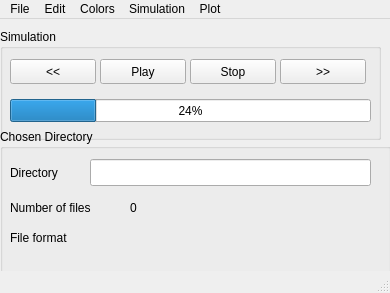
This is GUI/MainWindow.ui in LemurPwned/early-spins as Qt 5 draws it before an edit. The edited form follows.
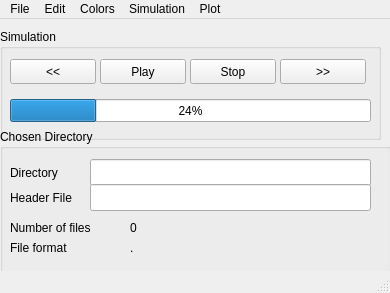
This is the edited form.

What changed in the file:
```diff
--- a/GUI/MainWindow.ui
+++ b/GUI/MainWindow.ui
@@ -131,7 +131,7 @@
      <property name="geometry">
       <rect>
        <x>10</x>
-       <y>70</y>
+       <y>90</y>
        <width>121</width>
        <height>17</height>
       </rect>
@@ -144,7 +144,7 @@
      <property name="geometry">
       <rect>
        <x>130</x>
-       <y>70</y>
+       <y>90</y>
        <width>68</width>
        <height>17</height>
       </rect>
@@ -157,7 +157,7 @@
      <property name="geometry">
       <rect>
        <x>10</x>
-       <y>100</y>
+       <y>110</y>
        <width>101</width>
        <height>17</height>
       </rect>
@@ -170,13 +170,36 @@
      <property name="geometry">
       <rect>
        <x>130</x>
-       <y>100</y>
+       <y>110</y>
        <width>68</width>
        <height>17</height>
       </rect>
      </property>
      <property name="text">
-      <string/>
+      <string>.</string>
+     </property>
+    </widget>
+    <widget class="QLineEdit" name="header_file_lineEdit">
+     <property name="geometry">
+      <rect>
+       <x>90</x>
+       <y>55</y>
+       <width>281</width>
+       <height>27</height>
+      </rect>
+     </property>
+    </widget>
+    <widget class="QLabel" name="directory_label_2">
+     <property name="geometry">
+      <rect>
+       <x>10</x>
+       <y>60</y>
+       <width>81</width>
+       <height>17</height>
+      </rect>
+     </property>
+     <property name="text">
+      <string>Header File</string>
      </property>
     </widget>
    </widget>
```
Left out of the diff: 6 changed lines with no effect on the pictures.
